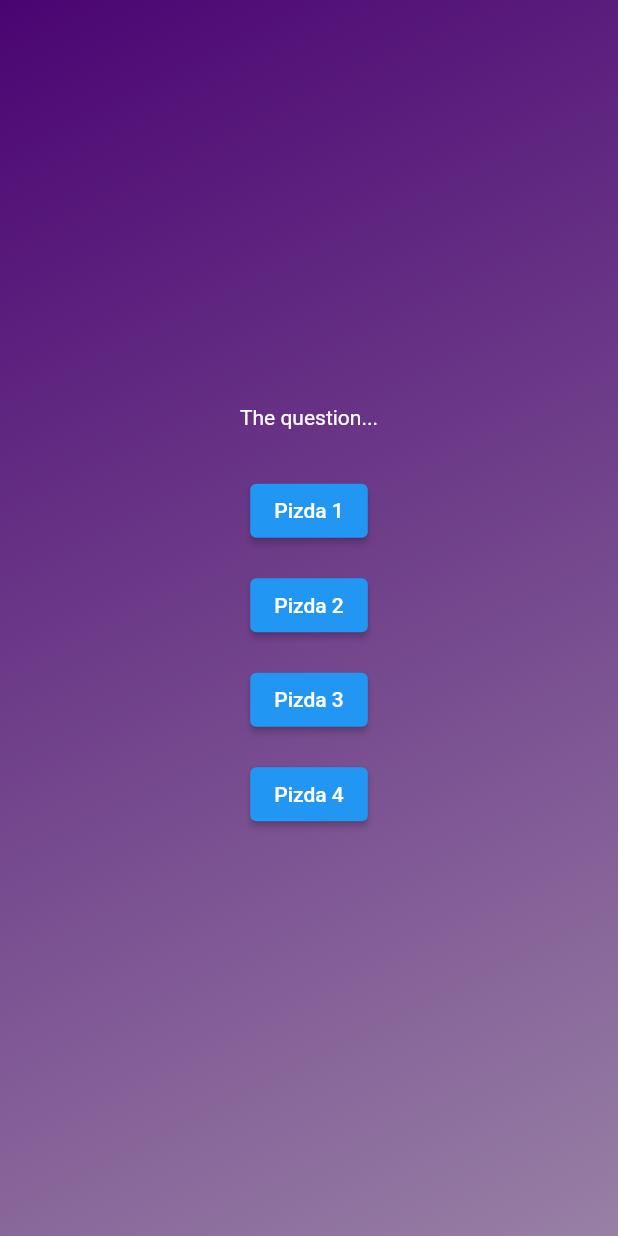
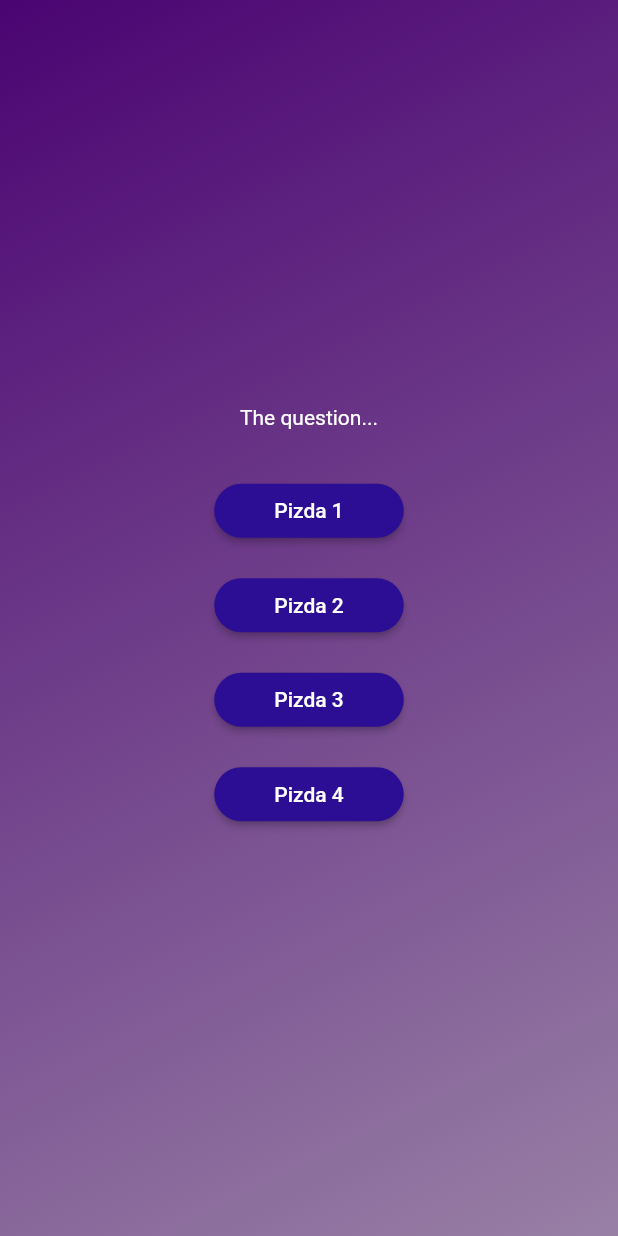
Before and after one commit to dakerdenis/flutter_training, a Flutter app: the screen it shows after launch, after a tap on "Start Quiz", on a phone screen of 412 x 824 dp. Run offline on Flutter 3.47's test engine with Material 2 defaults, Android fonts, the phone set to English and light mode, and no system bars; our stand-ins replace dio; network calls fail.

Commit message:
фввув

```diff
--- a/adv_basics/lib/buttons/answer_button.dart
+++ b/adv_basics/lib/buttons/answer_button.dart
@@ -14,7 +14,17 @@ class AnswerButton extends StatelessWidget {
   Widget build(BuildContext context) {
     return ElevatedButton(
       onPressed: onTap,
-      style: ElevatedButton.styleFrom(),
+      style: ElevatedButton.styleFrom(
+        backgroundColor: const Color.fromARGB(255, 43, 14, 148),
+        foregroundColor: Colors.white,
+        shape: RoundedRectangleBorder(
+          borderRadius: BorderRadius.circular(40)
+        ),
+        padding: const EdgeInsets.symmetric(
+          horizontal: 40,
+          vertical: 10
+        )
+      ),
       child: Text(answerText),
     );
   }
```
